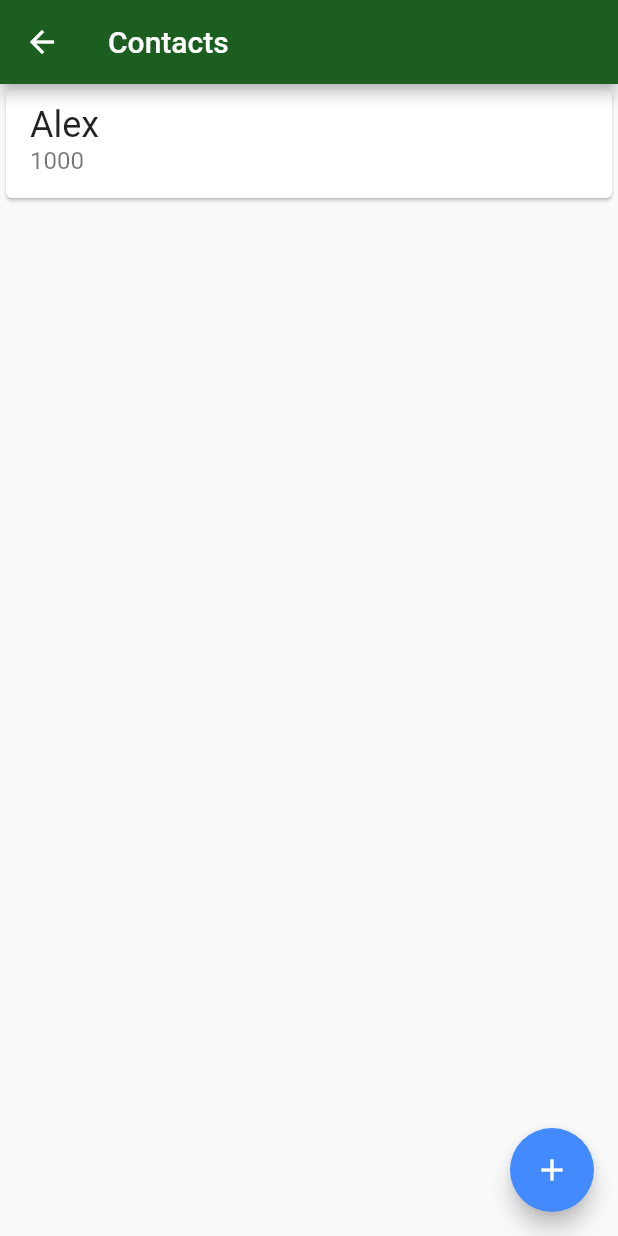
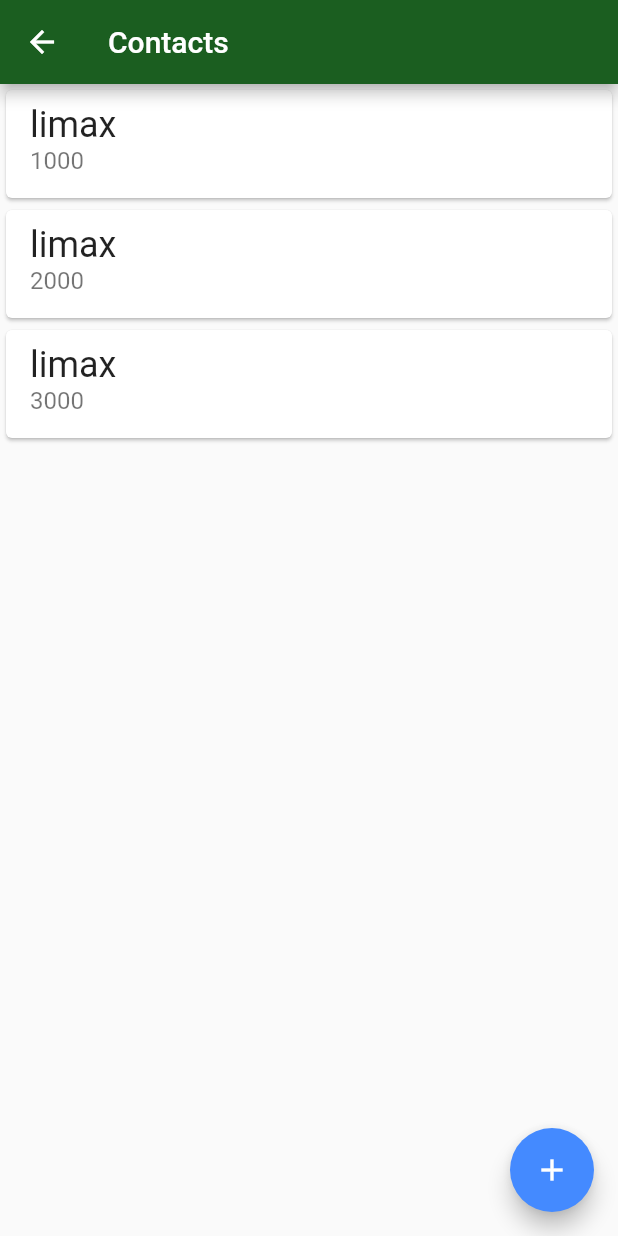
Before and after one commit to Marlon-Limax/Bytebank-Internal-Storage, a Flutter app: the screen it shows after launch, after a tap on "Contacts", on a phone screen of 412 x 824 dp. Run offline on Flutter 3.47's test engine with Material 2 defaults, Android fonts, the light colour scheme and no system bars; our stand-ins replace sqflite; accounts and stored records are empty.

Commit message:
integrando informações do banco de dados com a tela do aplicativo

```diff
--- a/lib/screens/contacts_list.dart
+++ b/lib/screens/contacts_list.dart
@@ -1,26 +1,27 @@
+import 'package:bytebankinternalstorage/models/contact.dart';
 import 'package:bytebankinternalstorage/screens/contact_form.dart';
 import 'package:flutter/material.dart';
 
 class ContactList extends StatelessWidget {
-  const ContactList({Key? key}) : super(key: key);
+  ContactList({Key? key}) : super(key: key);
+
+  final List<Contact> contacts = [];
 
   @override
   Widget build(BuildContext context) {
+    contacts.add(Contact(0, 'limax', 1000));
+    contacts.add(Contact(0, 'limax', 2000));
+    contacts.add(Contact(0, 'limax', 3000));
     return Scaffold(
       appBar: AppBar(
         title: const Text('Contacts'),
       ),
-      body: const Card(
-        child: ListTile(
-          title: Text(
-            'Alex',
-            style: TextStyle(fontSize: 24.0),
-          ),
-          subtitle: Text(
-            '1000',
-            style: TextStyle(fontSize: 16.0),
-          ),
-        ),
+      body: ListView.builder(
+        itemBuilder: (context, index) {
+          final Contact contact = contacts[index];
+          return _ContactItem(contact);
+        },
+        itemCount: contacts.length,
       ),
       floatingActionButton: FloatingActionButton(
         onPressed: () {
@@ -39,3 +40,24 @@ class ContactList extends StatelessWidget {
     );
   }
 }
+
+class _ContactItem extends StatelessWidget {
+  final Contact contact;
+  _ContactItem(this.contact);
+
+  @override
+  Widget build(BuildContext context) {
+    return Card(
+      child: ListTile(
+        title: Text(
+          contact.name,
+          style: const TextStyle(fontSize: 24.0),
+        ),
+        subtitle: Text(
+          contact.accountNumber.toString(),
+          style: const TextStyle(fontSize: 16.0),
+        ),
+      ),
+    );
+  }
+}
--- a/lib/screens/dashboard.dart
+++ b/lib/screens/dashboard.dart
@@ -26,7 +26,7 @@ class Dashboard extends StatelessWidget {
                   onTap: () {
                     Navigator.of(context).push(
                       MaterialPageRoute(
-                        builder: (context) => const ContactList(),
+                        builder: (context) => ContactList(),
                       ),
                     );
                   },
```
